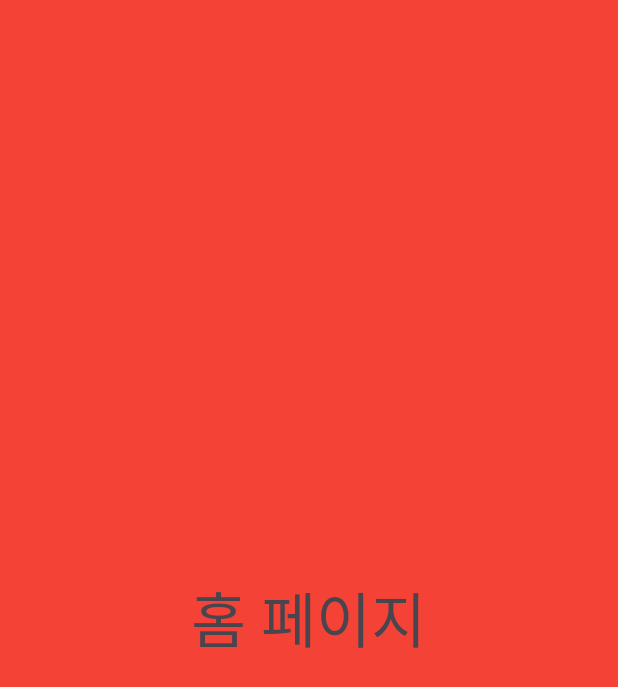
After one commit to ryuhah/help_housework, an Android app: the layout fragment_home.xml on its own in the app's theme, with its tools: preview values and no code run, on a phone screen of 412 x 824 dp. The commit adds this screen. Shown: the top 687 px of the screen. Run offline under Robolectric (Android 15) with nearby library versions, the phone set to English and light mode, and no system bars.

Commit message:
메인 프래그먼트 생성

```diff
--- /dev/null
+++ b/app/src/main/res/layout/fragment_home.xml
@@ -0,0 +1,21 @@
+<?xml version="1.0" encoding="utf-8"?>
+<androidx.constraintlayout.widget.ConstraintLayout xmlns:android="http://schemas.android.com/apk/res/android"
+    xmlns:app="http://schemas.android.com/apk/res-auto"
+    xmlns:tools="http://schemas.android.com/tools"
+    android:layout_width="match_parent"
+    android:layout_height="match_parent"
+    android:background="#F44336"
+    tools:context=".HomeFragment">
+
+    <TextView
+        android:id="@+id/textView3"
+        android:layout_width="wrap_content"
+        android:layout_height="wrap_content"
+        android:text="홈 페이지"
+        android:textSize="40sp"
+        app:layout_constraintBottom_toBottomOf="parent"
+        app:layout_constraintEnd_toEndOf="parent"
+        app:layout_constraintHorizontal_bias="0.498"
+        app:layout_constraintStart_toStartOf="parent"
+        app:layout_constraintTop_toTopOf="parent" />
+</androidx.constraintlayout.widget.ConstraintLayout>
--- a/app/src/main/res/values/strings.xml
+++ b/app/src/main/res/values/strings.xml
@@ -1,3 +1,5 @@
 <resources>
     <string name="app_name">help_housework</string>
+    <!-- TODO: Remove or change this placeholder text -->
+    <string name="hello_blank_fragment">Hello blank fragment</string>
 </resources>
```
Also changed, not shown: app/src/main/java/com/example/help_housework/BuymeFragment.kt (added, +22 -0 lines), app/src/main/java/com/example/help_housework/HomeFragment.kt (added, +25 -0 lines), app/src/main/java/com/example/help_housework/MainActivity.kt (+37 -4 lines), app/src/main/java/com/example/help_housework/MypageFragment.kt (added, +21 -0 lines), app/src/main/res/layout/activity_main.xml (+6 -7 lines), app/src/main/res/layout/fragment_buyme.xml (added, +19 -0 lines), app/src/main/res/layout/fragment_mypage.xml (added, +19 -0 lines).
